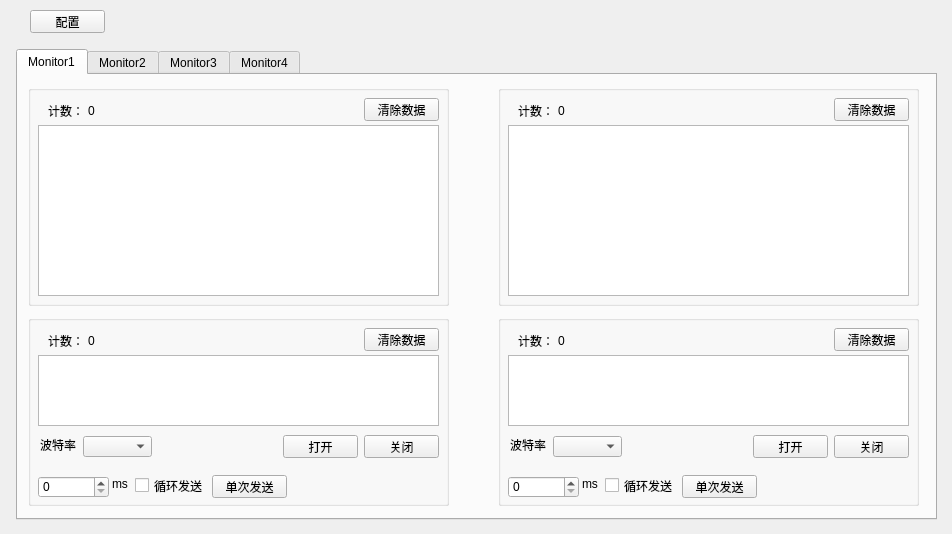
Above: mainwindow.ui from Mapleaph/comtest before the change. Below: the same form after it.
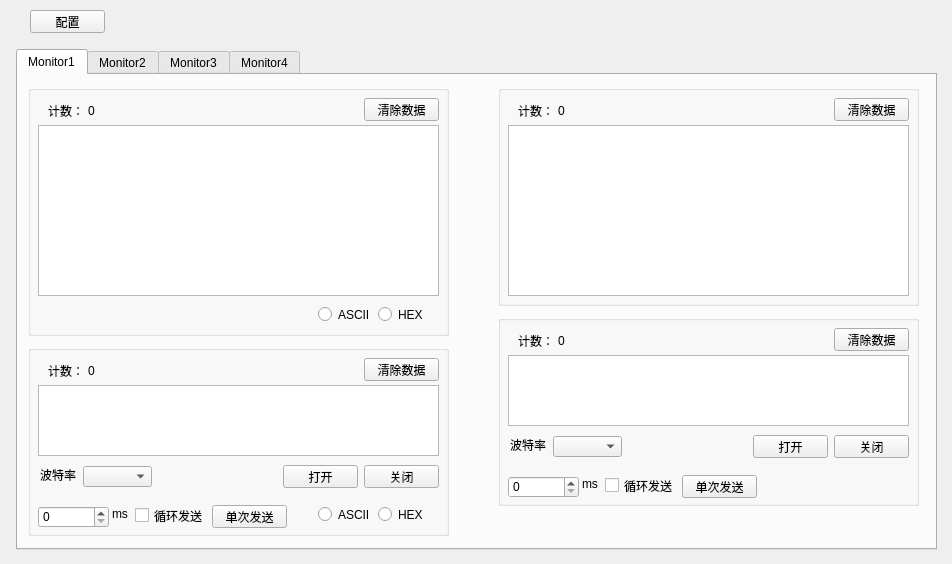
That is the form after the change.

Commit message: add hex and ascii function to port1

Patch:
```diff
--- a/mainwindow.ui
+++ b/mainwindow.ui
@@ -7,19 +7,19 @@
     <x>0</x>
     <y>0</y>
     <width>952</width>
-    <height>534</height>
+    <height>564</height>
    </rect>
   </property>
   <property name="minimumSize">
    <size>
     <width>952</width>
-    <height>534</height>
+    <height>564</height>
    </size>
   </property>
   <property name="maximumSize">
    <size>
     <width>952</width>
-    <height>534</height>
+    <height>564</height>
    </size>
   </property>
   <property name="windowTitle">
@@ -45,7 +45,7 @@
       <x>16</x>
       <y>49</y>
       <width>921</width>
-      <height>471</height>
+      <height>501</height>
      </rect>
     </property>
     <property name="currentIndex">
@@ -61,7 +61,7 @@
         <x>10</x>
         <y>10</y>
         <width>421</width>
-        <height>221</height>
+        <height>251</height>
        </rect>
       </property>
       <property name="title">
@@ -122,12 +122,44 @@
         <string>0</string>
        </property>
       </widget>
+      <widget class="QRadioButton" name="radio_ascii_11">
+       <property name="geometry">
+        <rect>
+         <x>290</x>
+         <y>220</y>
+         <width>51</width>
+         <height>19</height>
+        </rect>
+       </property>
+       <property name="text">
+        <string>ASCII</string>
+       </property>
+       <attribute name="buttonGroup">
+        <string notr="true">buttonGroup</string>
+       </attribute>
+      </widget>
+      <widget class="QRadioButton" name="radio_hex_11">
+       <property name="geometry">
+        <rect>
+         <x>350</x>
+         <y>220</y>
+         <width>51</width>
+         <height>19</height>
+        </rect>
+       </property>
+       <property name="text">
+        <string>HEX</string>
+       </property>
+       <attribute name="buttonGroup">
+        <string notr="true">buttonGroup</string>
+       </attribute>
+      </widget>
      </widget>
      <widget class="QGroupBox" name="groupBox_12">
       <property name="geometry">
        <rect>
         <x>10</x>
-        <y>240</y>
+        <y>270</y>
         <width>421</width>
         <height>191</height>
        </rect>
@@ -285,6 +317,38 @@
         <string>0</string>
        </property>
       </widget>
+      <widget class="QRadioButton" name="radio_ascii_12">
+       <property name="geometry">
+        <rect>
+         <x>290</x>
+         <y>160</y>
+         <width>51</width>
+         <height>19</height>
+        </rect>
+       </property>
+       <property name="text">
+        <string>ASCII</string>
+       </property>
+       <attribute name="buttonGroup">
+        <string notr="true">buttonGroup_2</string>
+       </attribute>
+      </widget>
+      <widget class="QRadioButton" name="radio_hex_12">
+       <property name="geometry">
+        <rect>
+         <x>350</x>
+         <y>160</y>
+         <width>51</width>
+         <height>19</height>
+        </rect>
+       </property>
+       <property name="text">
+        <string>HEX</string>
+       </property>
+       <attribute name="buttonGroup">
+        <string notr="true">buttonGroup_2</string>
+       </attribute>
+      </widget>
      </widget>
      <widget class="QGroupBox" name="groupBox_21">
       <property name="geometry">
```
Left out of the diff: 4 changed lines with no effect on the pictures. The commit also changes 4 other files.
